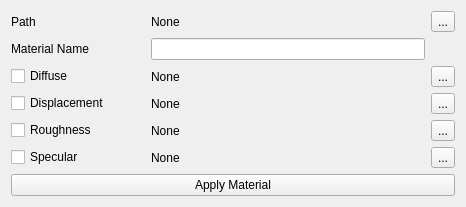
This is scripts/PipelineManagementTools/gui/shaderScript.ui in jw0z96/PipelineManagementTools as Qt 5 draws it before an edit. The edited form follows.
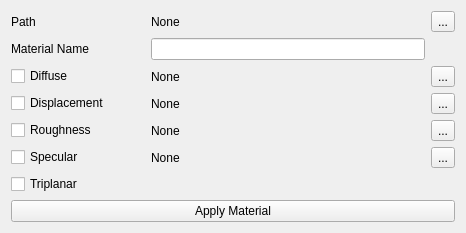
This is the edited form.

Commit message: added triplanar mode to shader script & props_GRP for outliner script

What changed in the file:
```diff
--- a/scripts/PipelineManagementTools/gui/shaderScript.ui
+++ b/scripts/PipelineManagementTools/gui/shaderScript.ui
@@ -7,7 +7,7 @@
     <x>0</x>
     <y>0</y>
     <width>466</width>
-    <height>195</height>
+    <height>219</height>
    </rect>
   </property>
   <property name="sizePolicy">
@@ -154,6 +154,16 @@
      </property>
     </widget>
    </item>
+   <item row="6" column="0">
+    <widget class="QCheckBox" name="triplanarCheckbox">
+     <property name="text">
+      <string>Triplanar</string>
+     </property>
+     <property name="checkable">
+      <bool>true</bool>
+     </property>
+    </widget>
+   </item>
   </layout>
  </widget>
  <resources/>
```
The commit also changes 2 other files.
